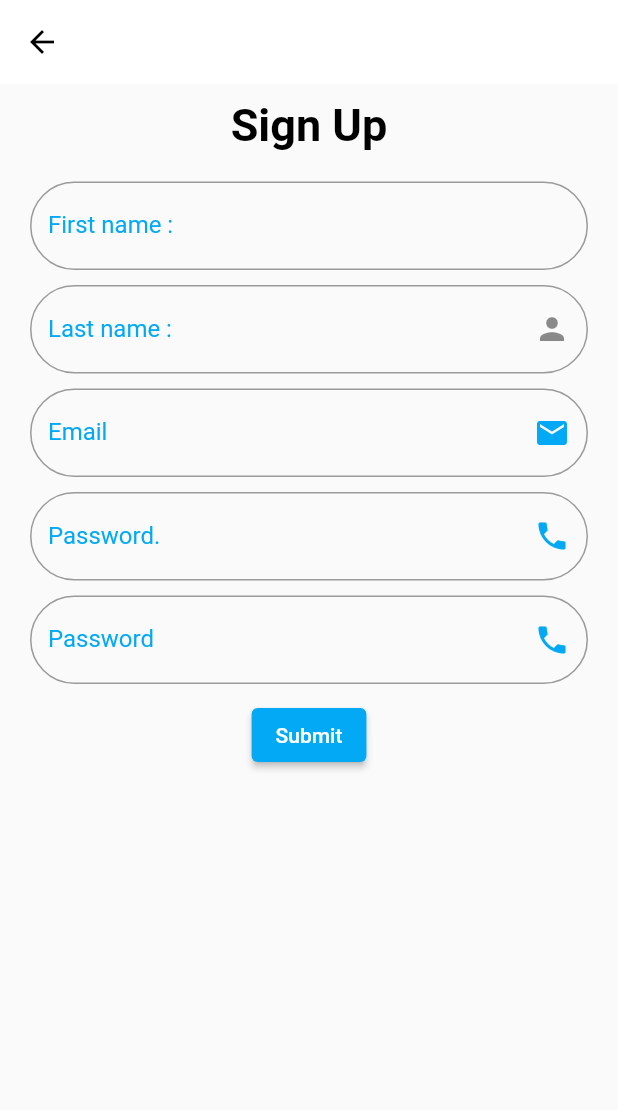
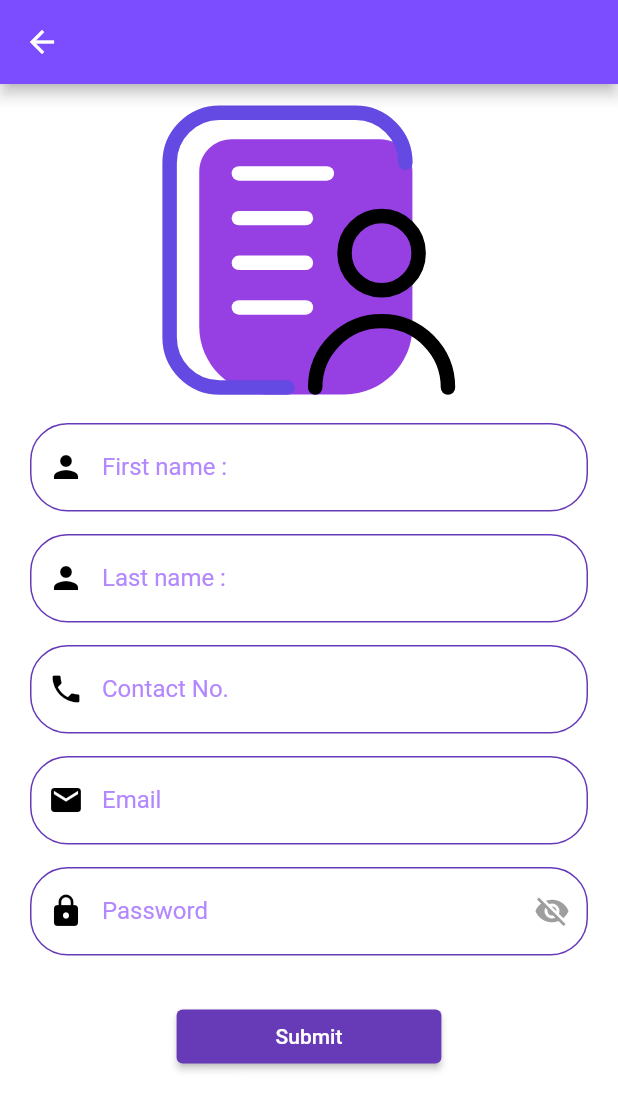
Before and after one commit to xlayertraining/july21group9, a Flutter app: the screen it shows after launch, after a tap on an icon or button, on a phone screen of 412 x 824 dp. Shown: the top 1110 px of the screen. Run offline on Flutter 3.47's test engine with Material 2 defaults, Android fonts, the phone set to English and light mode, and no system bars; our stand-ins replace auto_animated, curved_navigation_bar, dio, flutter_easyloading, flutter_image_compress, fluttertoast and 3 more; missing offline and left inert: comment_box.

Commit message:
SignUp.dart UI is completed other smaller changes were made

```diff
--- a/application/news_flix/lib/SignUp.dart
+++ b/application/news_flix/lib/SignUp.dart
@@ -1,28 +1,12 @@
 import 'dart:convert';
 
 import 'package:flutter/material.dart';
-import 'package:flutter_easyloading/flutter_easyloading.dart';
 
 import 'package:http/http.dart' as http;
+import 'package:lottie/lottie.dart';
 import 'package:untitled2/SplashScreen.dart';
 import 'package:untitled2/Homepage.dart';
-
-Future<http.Response> createAlbum(String title) {
-  print("Hello");
-  return http.post(
-    Uri.parse('https://api.xlayer.in/julygroup9_web/api/sign/up'),
-    headers: <String, String>{
-      'Content-Type': 'application/json; charset=UTF-8',
-    },
-    body: jsonEncode(<String, String>{
-      "firstName": "Sam",
-      "lastName": "Jhonson",
-      "phoneNumber": "9655870115",
-      "emailAddress": "test4@gmail.com",
-      "password": "moinvwuondvoncs"
-    }),
-  );
-}
+import 'package:untitled2/util/toast_util.dart';
 
 class SignUp extends StatelessWidget {
   // This widget is the root of your application.
@@ -46,6 +30,10 @@ class MyWidget extends StatefulWidget {
 class _MyWidgetState extends State<MyWidget> {
   TextEditingController emailController = new TextEditingController();
   TextEditingController passwordController = new TextEditingController();
+  TextEditingController firstnameController = new TextEditingController();
+  TextEditingController lastnameController = new TextEditingController();
+  TextEditingController phoneController = new TextEditingController();
+
   BuildContext? _context;
   bool passShow = false;
   @override
@@ -53,18 +41,19 @@ class _MyWidgetState extends State<MyWidget> {
     if (_context == null) {
       _context = context;
     }
+    double width = MediaQuery.of(context).size.width;
+    double height = MediaQuery.of(context).size.height;
 
     return WillPopScope(
       onWillPop: () async {
         return true;
       },
       child: Scaffold(
+        backgroundColor: Colors.white,
         appBar: AppBar(
-          elevation: 0,
-          backgroundColor: Colors.white,
-          iconTheme: IconThemeData(
-            color: Colors.black
-          ),
+
+          backgroundColor: Colors.deepPurpleAccent,
+          iconTheme: IconThemeData(color: Colors.white),
         ),
         body: SingleChildScrollView(
           child: Container(
@@ -74,100 +63,195 @@ class _MyWidgetState extends State<MyWidget> {
               left: 20,
             ),
             child: Column(
+              mainAxisAlignment: MainAxisAlignment.center,
+              children: [
+                Container(
+
+                  width: width ,
+                  height: height * 0.25,
+                  child: Lottie.asset(
+                    "assets/Sign Up.json",
+                    fit: BoxFit.contain,
+
+                  ),
+                ),
+            Column(
+              mainAxisAlignment: MainAxisAlignment.start,
               crossAxisAlignment: CrossAxisAlignment.center,
               children: [
-                Text(
-                  "Sign Up",
-                  style: TextStyle(
-                      fontSize: 30.0,
-                      color: Colors.black,
-                      fontWeight: FontWeight.bold,
-                  ),
-                ),
-                SizedBox(
-                  height: 20,
-                ),
-                TextField(
-                  decoration: InputDecoration(
-                    labelText: "First name :",
-                    labelStyle: TextStyle(color: Colors.lightBlue),
-                    border: OutlineInputBorder(
-                      borderRadius: BorderRadius.circular(40.0),
-                    ),
-                  ),
-                ),
                 SizedBox(
                   height: 10,
                 ),
                 TextField(
+                  controller: firstnameController,
+                  decoration: InputDecoration(
+                      labelText: "First name :",
+                      labelStyle:
+                          TextStyle(color: Colors.deepPurpleAccent.shade100),
+                      enabledBorder: OutlineInputBorder(
+                        borderSide: BorderSide(color: Colors.deepPurple),
+                        borderRadius: BorderRadius.circular(25.0),
+                      ),
+                      focusedBorder: OutlineInputBorder(
+                        borderSide: BorderSide(color: Colors.black87),
+                        borderRadius: BorderRadius.circular(25.0),
+                      ),
+                      prefixIcon: Icon(
+                        Icons.person,
+                        color: Colors.black,
+                      )),
+                ),
+                SizedBox(
+                  height: 15,
+                ),
+                TextField(
+                    controller: lastnameController,
                     decoration: InputDecoration(
                         labelText: "Last name :",
-                      labelStyle: TextStyle(color: Colors.lightBlue),
-                      border: OutlineInputBorder(
-                        borderRadius: BorderRadius.circular(40.0),
+                        labelStyle:
+                            TextStyle(color: Colors.deepPurpleAccent.shade100),
+                        enabledBorder: OutlineInputBorder(
+                          borderSide: BorderSide(color: Colors.deepPurple),
+                          borderRadius: BorderRadius.circular(25.0),
                         ),
-                      suffixIcon: Icon(
-                        Icons.person
-                      )
+                        focusedBorder: OutlineInputBorder(
+                          borderSide: BorderSide(color: Colors.black87),
+                          borderRadius: BorderRadius.circular(25.0),
+                        ),
+                        prefixIcon: Icon(Icons.person, color: Colors.black))),
+                SizedBox(
+                  height: 15,
+                ),
+                TextField(
+                    controller: phoneController,
+                    decoration: InputDecoration(
+                      labelText: "Contact No.",
+                      labelStyle:
+                          TextStyle(color: Colors.deepPurpleAccent.shade100),
+                      prefixIcon: Icon(Icons.phone, color: Colors.black),
+                      enabledBorder: OutlineInputBorder(
+                        borderSide: BorderSide(color: Colors.deepPurple),
+                        borderRadius: BorderRadius.circular(25.0),
+                      ),
+                      focusedBorder: OutlineInputBorder(
+                        borderSide: BorderSide(color: Colors.black87),
+                        borderRadius: BorderRadius.circular(25.0),
+                      ),
                     )),
                 SizedBox(
-                  height: 10,
+                  height: 15,
                 ),
                 TextField(
                     controller: emailController,
                     decoration: InputDecoration(
                       labelText: "Email",
-                      labelStyle: TextStyle(color: Colors.lightBlue),
-                      suffixIcon: Icon(Icons.email, color: Colors.lightBlue),
-                      border: OutlineInputBorder(
-                        borderRadius: BorderRadius.circular(40.0),
+                      labelStyle:
+                          TextStyle(color: Colors.deepPurpleAccent.shade100),
+                      prefixIcon: Icon(Icons.mail, color: Colors.black),
+                      enabledBorder: OutlineInputBorder(
+                        borderSide: BorderSide(color: Colors.deepPurple),
+                        borderRadius: BorderRadius.circular(25.0),
+                      ),
+                      focusedBorder: OutlineInputBorder(
+                        borderSide: BorderSide(color: Colors.black87),
+                        borderRadius: BorderRadius.circular(25.0),
                       ),
                     )),
                 SizedBox(
-                  height: 10,
+                  height: 15,
                 ),
                 TextField(
                     controller: passwordController,
+                    obscureText: !passShow,
                     decoration: InputDecoration(
-                      labelText: "Password.",
-                      labelStyle: TextStyle(color: Colors.lightBlue),
-                      suffixIcon: Icon(Icons.phone, color: Colors.lightBlue),
-                      border: OutlineInputBorder(
-                        borderRadius: BorderRadius.circular(40.0),
+                      labelText: "Password",
+                      labelStyle:
+                          TextStyle(color: Colors.deepPurpleAccent.shade100),
+                      suffixIcon: IconButton(
+                        onPressed: () {
+                          setState(() {
+                            passShow = !passShow;
+                          });
+                        },
+                        icon: (passShow == true)
+                            ? Icon(Icons.visibility, color: Colors.grey)
+                            : Icon(Icons.visibility_off, color: Colors.grey),
+                      ),
+                      prefixIcon: Icon(Icons.lock, color: Colors.black),
+                      enabledBorder: OutlineInputBorder(
+                        borderSide: BorderSide(color: Colors.deepPurple),
+                        borderRadius: BorderRadius.circular(25.0),
+                      ),
+                      focusedBorder: OutlineInputBorder(
+                        borderSide: BorderSide(color: Colors.black87),
+                        borderRadius: BorderRadius.circular(25.0),
                       ),
                     )),
                 SizedBox(
-                  height: 10,
-                ),
-                TextField(
-                    decoration: InputDecoration(
-                      labelText: "Password",
-                      labelStyle: TextStyle(color: Colors.lightBlue),
-                      suffixIcon: Icon(Icons.phone, color: Colors.lightBlue),
-                      border: OutlineInputBorder(
-                        borderRadius: BorderRadius.circular(40.0),
-                      ),
-                    )),
-                SizedBox(
-                  height: 10,
+                  height: 30,
                 ),
                 ElevatedButton(
                   onPressed: () {
-                    Navigator.pushReplacement(context,
-                        MaterialPageRoute(builder: (context) => HomePage()));
+                    validate();
                   },
+                  child: Container(
+                    padding: EdgeInsets.only(
+                      left: 50,
+                      right: 50,
+                      top: 8,
+                      bottom: 8,
+                    ),
                     // createAlbum("test string");
                     child: Text(
                       "Submit",
                       style: TextStyle(color: Colors.white),
                     ),
-                  style: ElevatedButton.styleFrom(primary: Colors.lightBlue),
+                  ),
+                  style: ElevatedButton.styleFrom(primary: Colors.deepPurple),
                 ),
               ],
             ),
+          ]),
         ),
       ),
-      ),
+    ));
+  }
+
+  validate() async {
+    if (firstnameController.text.isEmpty) {
+      ToastUtil.error(
+        _context!,
+        message: "Enter your First Name.",
       );
+      return;
+    }
+    if (lastnameController.text.isEmpty) {
+      ToastUtil.error(
+        _context!,
+        message: "Enter your Last Name.",
+      );
+      return;
+    }
+    if (phoneController.text.isEmpty) {
+      ToastUtil.error(
+        _context!,
+        message: "Enter your Contact No.",
+      );
+      return;
+    }
+    if (emailController.text.isEmpty) {
+      ToastUtil.error(
+        _context!,
+        message: "Enter your email.",
+      );
+      return;
+    }
+
+    if (passwordController.text.isEmpty) {
+      ToastUtil.error(_context!, message: "Enter your password.");
+      return;
+    }
+    Navigator.pushReplacement(
+        context, MaterialPageRoute(builder: (context) => HomePage()));
   }
 }
--- a/application/news_flix/lib/sign_in_page.dart
+++ b/application/news_flix/lib/sign_in_page.dart
@@ -49,7 +49,7 @@ class _MyappState extends State<Myapp> {
             children: [
               Container(
                 width: width,
-                height: height * 0.25,
+                height: height * 0.35,
                 child: Lottie.asset(
                   'assets/news animation.json',
                   fit: BoxFit.contain,
@@ -69,7 +69,7 @@ class _MyappState extends State<Myapp> {
                     ),
                   ),
                   SizedBox(
-                    height: 10,
+                    height: 5,
                   ),
                   Text(
                     'Enter your email and password to sign in.',
--- a/application/news_flix/pubspec.yaml
+++ b/application/news_flix/pubspec.yaml
@@ -81,8 +81,7 @@ flutter:
       - assets/news animation.json
       - assets/boy.png
       - assets/News Flix.png
-
-
+      - assets/Sign Up.json
   #   - images/a_dot_burr.jpeg
   #   - images/a_dot_ham.jpeg
 #  fonts:
```
Also changed, not shown: application/news_flix/assets/Sign Up.json (added, +1 -0 lines), 6 other files. Lines whose indentation alone changed are shown as unchanged.
